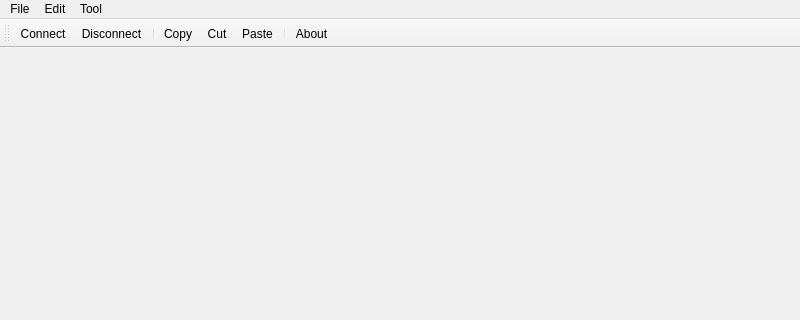
Before: the Qt Designer form mainwindow.ui in flysnow010/flyscp, drawn with Qt 5; both pictures show x 0 to 800 and y 0 to 320 of the 800 by 600 pixel window.
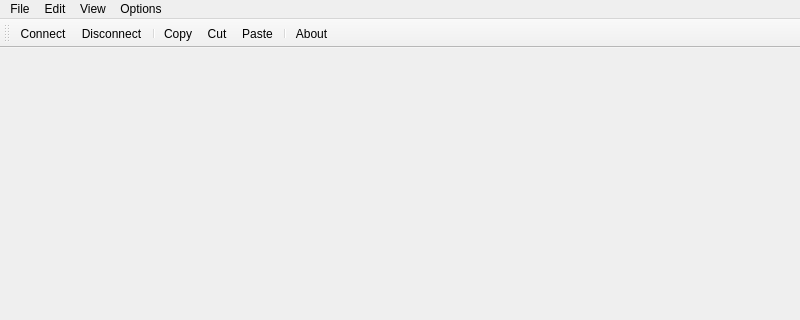
After: the same form once the commit is applied. Icons and pictures are not drawn.

Commit message: add view menuitem

```diff
--- a/mainwindow.ui
+++ b/mainwindow.ui
@@ -42,14 +42,22 @@
     <addaction name="actionCut"/>
     <addaction name="actionPaste"/>
    </widget>
-   <widget class="QMenu" name="menuTool">
+   <widget class="QMenu" name="menuOptions">
     <property name="title">
-     <string>Tool</string>
+     <string>Options</string>
     </property>
    </widget>
+   <widget class="QMenu" name="menuView">
+    <property name="title">
+     <string>View</string>
+    </property>
+    <addaction name="actionToolBar"/>
+    <addaction name="actionStatusBar"/>
+   </widget>
    <addaction name="menuFile"/>
    <addaction name="menuEdit"/>
-   <addaction name="menuTool"/>
+   <addaction name="menuView"/>
+   <addaction name="menuOptions"/>
   </widget>
   <widget class="QStatusBar" name="statusbar"/>
   <widget class="QToolBar" name="toolBar">
```
Left out of the diff: 25 changed lines with no effect on the pictures. The commit also changes 1 other file.
